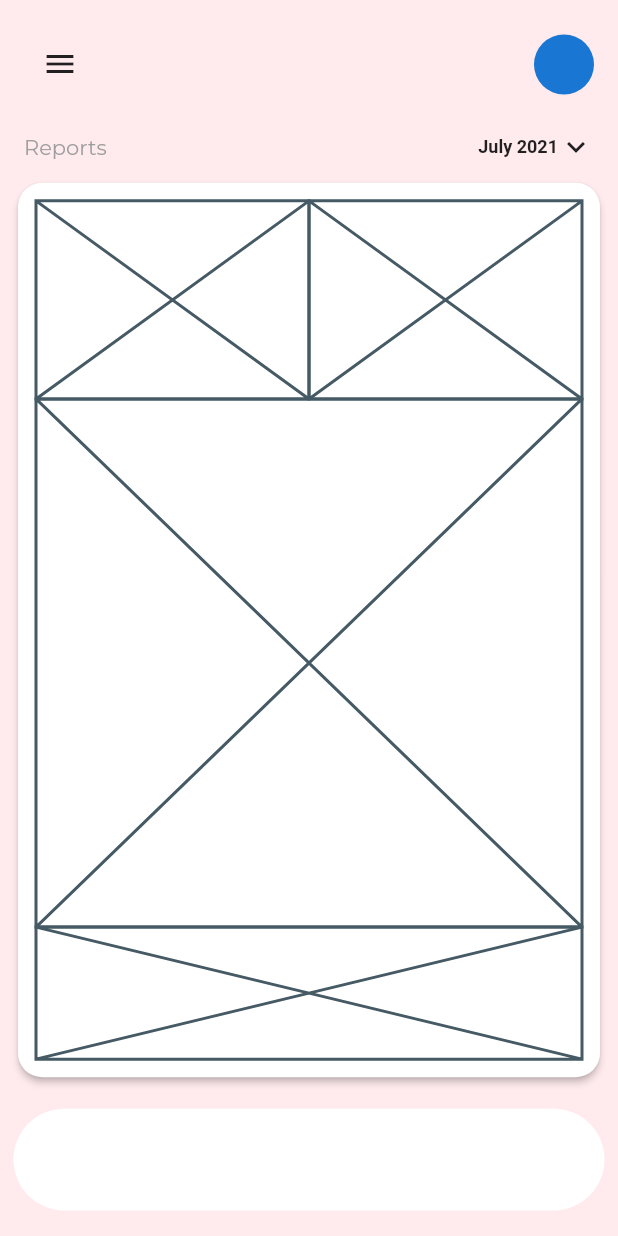
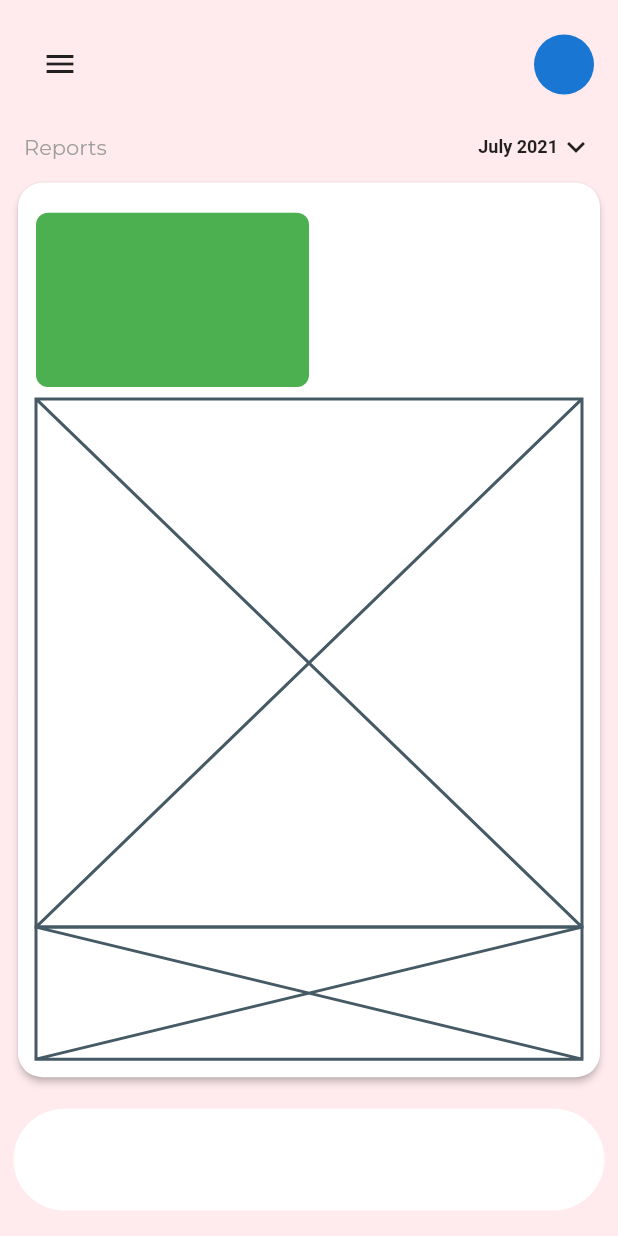
Before and after one commit to JAICHANGPARK/flutter_notebook_11th_story, a Flutter app: the screen it shows after launch, on a phone screen of 412 x 824 dp. Run offline on Flutter 3.47's test engine with Material 2 defaults, Android fonts, the phone set to English and light mode, and no system bars; our stand-ins replace backdrop, badges, flutter_inner_drawer, flutter_slidable, flutter_swiper, google_fonts.

Commit message:
Update bank_balance_page.dart

```diff
--- a/lib/ep749_bank_app/ui/bank_balance_page.dart
+++ b/lib/ep749_bank_app/ui/bank_balance_page.dart
@@ -26,7 +26,6 @@ class _BankBalancePageState extends State<BankBalancePage> {
                     children: [
                       IconButton(
                           padding: EdgeInsets.zero,
-
                           onPressed: () {
                             scaffoldKey.currentState!.openDrawer();
                           },
@@ -72,8 +71,16 @@ class _BankBalancePageState extends State<BankBalancePage> {
                                   flex: 3,
                                   child: Row(
                                     children: [
-                                      Expanded(child: Placeholder()),
-                                      Expanded(child: Placeholder()),
+                                      Expanded(child: Container(
+                                        margin: EdgeInsets.symmetric(vertical: 8),
+                                        decoration: BoxDecoration(
+                                          color: Colors.green,
+                                          borderRadius: BorderRadius.circular(8)
+                                        ),
+                                      )),
+                                      Expanded(child: Column(
+                                        children: [],
+                                      )),
                                     ],
                                   )),
                               Expanded(flex: 8, child: Placeholder()),
```
Lines whose indentation alone changed are shown as unchanged.
